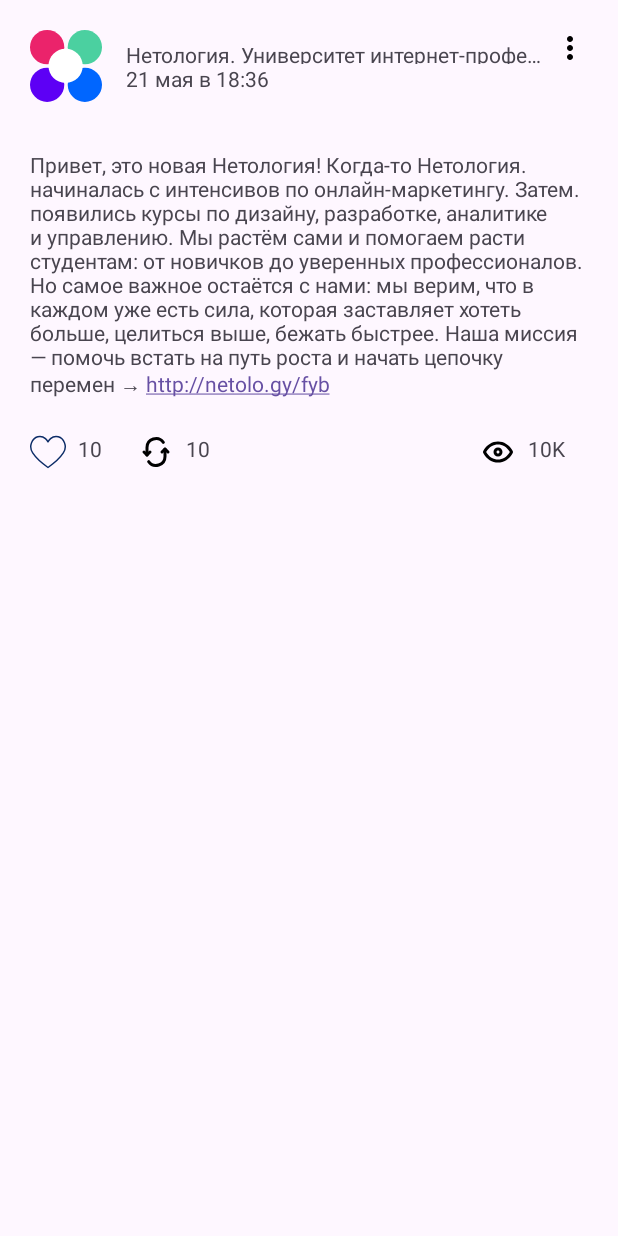
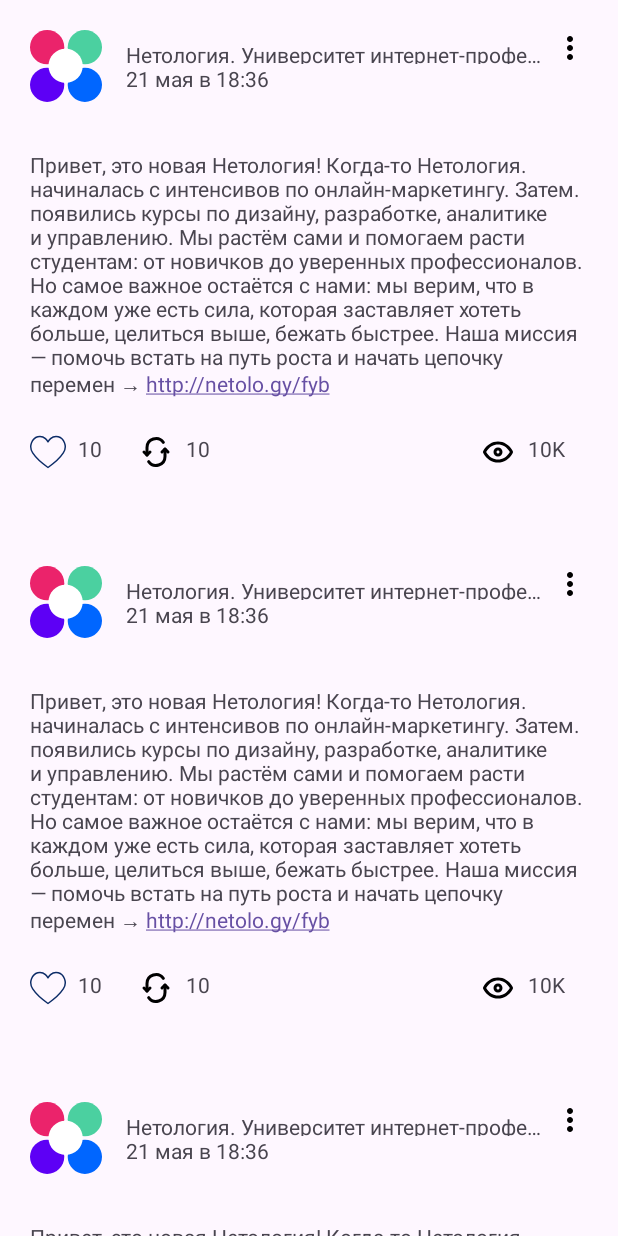
Before and after one commit to shefyo/nmedia, an Android app: the layout activity_main.xml on its own in the app's theme, with its tools: preview values and no code run, on a phone screen of 412 x 824 dp. Run offline under Robolectric (Android 15) with nearby library versions, the phone set to English and light mode, and no system bars.

Commit message:
RecyclerView

```diff
--- a/app/build.gradle.kts
+++ b/app/build.gradle.kts
@@ -42,6 +42,7 @@ dependencies {
     implementation("androidx.arch.core:core-testing:2.2.0")
     implementation("androidx.activity:activity-ktx:1.9.0")
     implementation("androidx.core:core-ktx:1.10.1")
+    implementation("androidx.recyclerview:recyclerview:1.3.2")
     implementation("androidx.appcompat:appcompat:1.6.1")
     implementation("com.google.android.material:material:1.9.0")
     implementation("androidx.constraintlayout:constraintlayout:2.1.4")
--- a/app/src/main/res/layout/activity_main.xml
+++ b/app/src/main/res/layout/activity_main.xml
@@ -1,150 +1,21 @@
 <?xml version="1.0" encoding="utf-8"?>
-<androidx.constraintlayout.widget.ConstraintLayout xmlns:android="http://schemas.android.com/apk/res/android"
+<FrameLayout xmlns:android="http://schemas.android.com/apk/res/android"
     xmlns:app="http://schemas.android.com/apk/res-auto"
     xmlns:tools="http://schemas.android.com/tools"
     android:layout_width="match_parent"
     android:layout_height="match_parent"
-    android:padding="20dp"
     tools:context=".MainActivity">
 
+    <LinearLayout
+        android:id = "@+id/container"
+        android:layout_width="match_parent"
+        android:orientation="vertical"
+        android:layout_height="wrap_content"/>
 
-    <ImageView
-        android:id="@+id/avatar"
-        android:layout_width="48dp"
-        android:layout_height="48dp"
-        android:layout_marginBottom="16dp"
-        app:layout_constraintBottom_toBottomOf="@id/barrier"
-        app:layout_constraintStart_toStartOf="parent"
-        app:layout_constraintTop_toTopOf="parent"
-        app:srcCompat="@drawable/netology" />
-
-    <TextView
-        android:id="@+id/author"
-        android:layout_width="0dp"
-        android:layout_height="16dp"
-        android:layout_marginStart="16dp"
-        android:ellipsize="end"
-        android:lines="1"
-        android:singleLine="true"
-        app:layout_constraintBottom_toTopOf="@+id/published"
-        app:layout_constraintEnd_toStartOf="@id/menu"
-        app:layout_constraintStart_toEndOf="@id/avatar"
-        app:layout_constraintTop_toTopOf="@id/avatar"
-        app:layout_constraintVertical_chainStyle="packed"
-        tools:text="Нетология. Университет интернет-профессий" />
-
-    <TextView
-        android:id="@+id/published"
-        android:layout_width="0dp"
-        android:layout_height="wrap_content"
-        android:layout_marginStart="16dp"
-        app:layout_constraintBottom_toBottomOf="@id/avatar"
-        app:layout_constraintStart_toEndOf="@id/avatar"
-        app:layout_constraintTop_toBottomOf="@id/author"
-        tools:text="21 мая в 18:36" />
-
-    <ImageView
-        android:id="@+id/menu"
-        android:layout_width="24dp"
-        android:layout_height="24dp"
-        android:src="@drawable/baseline_more_vert_24"
-        app:layout_constraintEnd_toEndOf="parent"
-        app:layout_constraintTop_toTopOf="parent" />
-
-    <ImageView
-        android:id="@+id/views"
-        android:layout_width="24dp"
-        android:layout_height="24dp"
-        android:layout_marginTop="8dp"
-        android:layout_marginEnd="48dp"
-        android:src="@drawable/eye"
-        app:layout_constraintEnd_toEndOf="parent"
-        app:layout_constraintTop_toTopOf="@id/barrier2" />
-
-    <ImageView
-        android:id="@+id/likes"
-        android:layout_width="24dp"
-        android:layout_height="24dp"
-        android:layout_marginTop="8dp"
-        android:src="@drawable/like"
-        app:layout_constraintStart_toStartOf="parent"
-        app:layout_constraintTop_toTopOf="@id/barrier2" />
-
-    <TextView
-        android:id="@+id/countlikes"
-        android:layout_width="48dp"
-        android:layout_height="48dp"
-        android:layout_marginLeft="32dp"
-        android:layout_marginTop="8dp"
-        app:layout_constraintStart_toStartOf="parent"
-        app:layout_constraintTop_toTopOf="@id/barrier2"
-        tools:text="10" />
-
-    <TextView
-        android:id="@+id/countreposts"
-        android:layout_width="48dp"
-        android:layout_height="48dp"
-        android:layout_marginLeft="104dp"
-        android:layout_marginTop="8dp"
-        app:layout_constraintStart_toStartOf="parent"
-        app:layout_constraintTop_toTopOf="@id/barrier2"
-        tools:text="10" />
-
-    <TextView
-        android:id="@+id/countviews"
-        android:layout_width="48dp"
-        android:layout_height="48dp"
-        android:layout_marginTop="8dp"
-        android:layout_marginRight="-8dp"
-        app:layout_constraintEnd_toEndOf="parent"
-        app:layout_constraintTop_toTopOf="@id/barrier2"
-        tools:text="10K" />
-
-    <ImageView
-        android:id="@+id/reposts"
-        android:layout_width="24dp"
-        android:layout_height="24dp"
-        android:layout_marginLeft="72dp"
-        android:layout_marginTop="8dp"
-        android:src="@drawable/repost"
-        app:layout_constraintStart_toStartOf="parent"
-        app:layout_constraintTop_toTopOf="@id/barrier2" />
-
-
-    <androidx.constraintlayout.widget.Barrier
-        android:id="@+id/barrier"
-        android:layout_width="wrap_content"
-        android:layout_height="wrap_content"
-        app:barrierDirection="bottom"
-        app:constraint_referenced_ids="avatar" />
-
-    <androidx.constraintlayout.widget.Barrier
-        android:id="@+id/barrier2"
-        android:layout_width="wrap_content"
-        android:layout_height="wrap_content"
-        app:barrierDirection="bottom"
-        app:constraint_referenced_ids="content" />
-
-    <TextView
-        android:id="@+id/content"
-        android:layout_width="0dp"
-        android:layout_height="wrap_content"
-        android:layout_marginTop="16dp"
-        android:layout_marginBottom="16dp"
-        android:autoLink="web"
-        app:layout_constraintBottom_toBottomOf="@id/barrier2"
-        app:layout_constraintEnd_toEndOf="parent"
-        app:layout_constraintStart_toStartOf="parent"
-        app:layout_constraintTop_toBottomOf="@id/barrier"
-        tools:text="Привет, это новая Нетология! Когда-то Нетология.
-начиналась с интенсивов по онлайн-маркетингу. Затем.
-появились курсы по дизайну, разработке, аналитике
-
-и управлению. Мы растём сами и помогаем расти
-студентам: от новичков до уверенных профессионалов.
-Но самое важное остаётся с нами: мы верим, что в
-каждом уже есть сила, которая заставляет хотеть
-больше, целиться выше, бежать быстрее. Наша миссия
-— помочь встать на путь роста и начать цепочку перемен → http://netolo.gy/fyb" />
-
-</androidx.constraintlayout.widget.ConstraintLayout>
+    <androidx.recyclerview.widget.RecyclerView
+        android:id = "@+id/list"
+        android:layout_width="match_parent"
+        android:layout_height="match_parent"
+        app:layoutManager="androidx.recyclerview.widget.LinearLayoutManager"
+        tools:listitem = "@layout/postcard" />
+</FrameLayout>
--- /dev/null
+++ b/app/src/main/res/layout/postcard.xml
@@ -0,0 +1,150 @@
+<?xml version="1.0" encoding="utf-8"?>
+<androidx.constraintlayout.widget.ConstraintLayout xmlns:android="http://schemas.android.com/apk/res/android"
+    xmlns:app="http://schemas.android.com/apk/res-auto"
+    xmlns:tools="http://schemas.android.com/tools"
+    android:layout_width="match_parent"
+    android:layout_height="wrap_content"
+    android:padding="20dp"
+    tools:context=".MainActivity">
+
+
+    <ImageView
+        android:id="@+id/avatar"
+        android:layout_width="48dp"
+        android:layout_height="48dp"
+        android:layout_marginBottom="16dp"
+        app:layout_constraintBottom_toBottomOf="@id/barrier"
+        app:layout_constraintStart_toStartOf="parent"
+        app:layout_constraintTop_toTopOf="parent"
+        app:srcCompat="@drawable/netology" />
+
+    <TextView
+        android:id="@+id/author"
+        android:layout_width="0dp"
+        android:layout_height="16dp"
+        android:layout_marginStart="16dp"
+        android:ellipsize="end"
+        android:lines="1"
+        android:singleLine="true"
+        app:layout_constraintBottom_toTopOf="@+id/published"
+        app:layout_constraintEnd_toStartOf="@id/menu"
+        app:layout_constraintStart_toEndOf="@id/avatar"
+        app:layout_constraintTop_toTopOf="@id/avatar"
+        app:layout_constraintVertical_chainStyle="packed"
+        tools:text="Нетология. Университет интернет-профессий" />
+
+    <TextView
+        android:id="@+id/published"
+        android:layout_width="0dp"
+        android:layout_height="wrap_content"
+        android:layout_marginStart="16dp"
+        app:layout_constraintBottom_toBottomOf="@id/avatar"
+        app:layout_constraintStart_toEndOf="@id/avatar"
+        app:layout_constraintTop_toBottomOf="@id/author"
+        tools:text="21 мая в 18:36" />
+
+    <ImageView
+        android:id="@+id/menu"
+        android:layout_width="24dp"
+        android:layout_height="24dp"
+        android:src="@drawable/baseline_more_vert_24"
+        app:layout_constraintEnd_toEndOf="parent"
+        app:layout_constraintTop_toTopOf="parent" />
+
+    <ImageView
+        android:id="@+id/views"
+        android:layout_width="24dp"
+        android:layout_height="24dp"
+        android:layout_marginTop="8dp"
+        android:layout_marginEnd="48dp"
+        android:src="@drawable/eye"
+        app:layout_constraintEnd_toEndOf="parent"
+        app:layout_constraintTop_toTopOf="@id/barrier2" />
+
+    <ImageView
+        android:id="@+id/likes"
+        android:layout_width="24dp"
+        android:layout_height="24dp"
+        android:layout_marginTop="8dp"
+        android:src="@drawable/like"
+        app:layout_constraintStart_toStartOf="parent"
+        app:layout_constraintTop_toTopOf="@id/barrier2" />
+
+    <TextView
+        android:id="@+id/countlikes"
+        android:layout_width="48dp"
+        android:layout_height="48dp"
+        android:layout_marginLeft="32dp"
+        android:layout_marginTop="8dp"
+        app:layout_constraintStart_toStartOf="parent"
+        app:layout_constraintTop_toTopOf="@id/barrier2"
+        tools:text="10" />
+
+    <TextView
+        android:id="@+id/countreposts"
+        android:layout_width="48dp"
+        android:layout_height="48dp"
+        android:layout_marginLeft="104dp"
+        android:layout_marginTop="8dp"
+        app:layout_constraintStart_toStartOf="parent"
+        app:layout_constraintTop_toTopOf="@id/barrier2"
+        tools:text="10" />
+
+    <TextView
+        android:id="@+id/countviews"
+        android:layout_width="48dp"
+        android:layout_height="48dp"
+        android:layout_marginTop="8dp"
+        android:layout_marginRight="-8dp"
+        app:layout_constraintEnd_toEndOf="parent"
+        app:layout_constraintTop_toTopOf="@id/barrier2"
+        tools:text="10K" />
+
+    <ImageView
+        android:id="@+id/reposts"
+        android:layout_width="24dp"
+        android:layout_height="24dp"
+        android:layout_marginLeft="72dp"
+        android:layout_marginTop="8dp"
+        android:src="@drawable/repost"
+        app:layout_constraintStart_toStartOf="parent"
+        app:layout_constraintTop_toTopOf="@id/barrier2" />
+
+
+    <androidx.constraintlayout.widget.Barrier
+        android:id="@+id/barrier"
+        android:layout_width="wrap_content"
+        android:layout_height="wrap_content"
+        app:barrierDirection="bottom"
+        app:constraint_referenced_ids="avatar" />
+
+    <androidx.constraintlayout.widget.Barrier
+        android:id="@+id/barrier2"
+        android:layout_width="wrap_content"
+        android:layout_height="wrap_content"
+        app:barrierDirection="bottom"
+        app:constraint_referenced_ids="content" />
+
+    <TextView
+        android:id="@+id/content"
+        android:layout_width="0dp"
+        android:layout_height="wrap_content"
+        android:layout_marginTop="16dp"
+        android:layout_marginBottom="16dp"
+        android:autoLink="web"
+        app:layout_constraintBottom_toBottomOf="@id/barrier2"
+        app:layout_constraintEnd_toEndOf="parent"
+        app:layout_constraintStart_toStartOf="parent"
+        app:layout_constraintTop_toBottomOf="@id/barrier"
+        tools:text="Привет, это новая Нетология! Когда-то Нетология.
+начиналась с интенсивов по онлайн-маркетингу. Затем.
+появились курсы по дизайну, разработке, аналитике
+
+и управлению. Мы растём сами и помогаем расти
+студентам: от новичков до уверенных профессионалов.
+Но самое важное остаётся с нами: мы верим, что в
+каждом уже есть сила, которая заставляет хотеть
+больше, целиться выше, бежать быстрее. Наша миссия
+— помочь встать на путь роста и начать цепочку перемен → http://netolo.gy/fyb" />
+
+</androidx.constraintlayout.widget.ConstraintLayout>
```
Also changed, not shown: app/src/main/java/ru/netology/nmedia/MainActivity.kt (+13 -26 lines), app/src/main/java/ru/netology/nmedia/PostAdapter.kt (added, +35 -0 lines), app/src/main/java/ru/netology/nmedia/PostRepository.kt (+58 -40 lines), app/src/main/java/ru/netology/nmedia/PostRepositoryInterface.kt (+7 -0 lines), app/src/main/java/ru/netology/nmedia/PostViewHolder.kt (added, +40 -0 lines), app/src/main/java/ru/netology/nmedia/PostViewModel.kt (+6 -1 lines).
